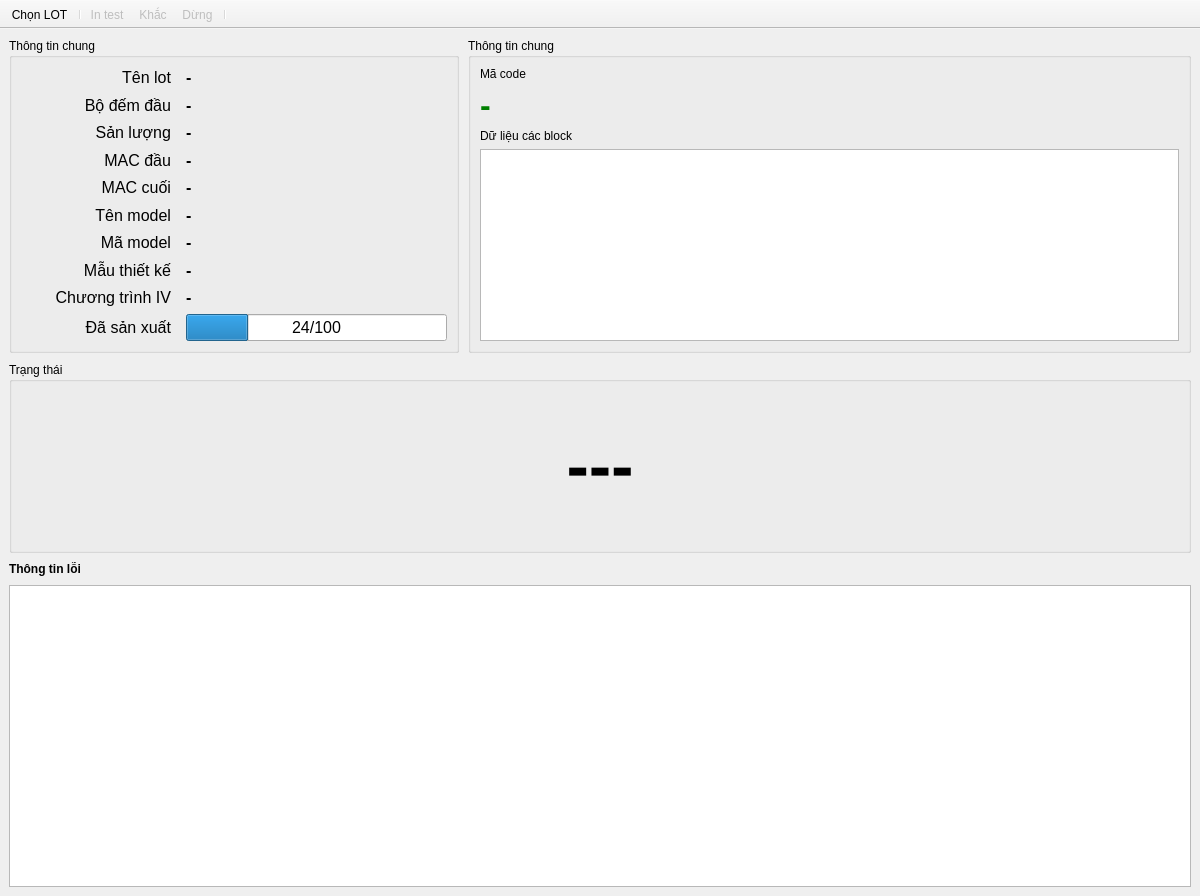
Qt form Sources/HxMarkWindow.ui (VanDuongPCB/desktop-laser-marking-system) before a commit.
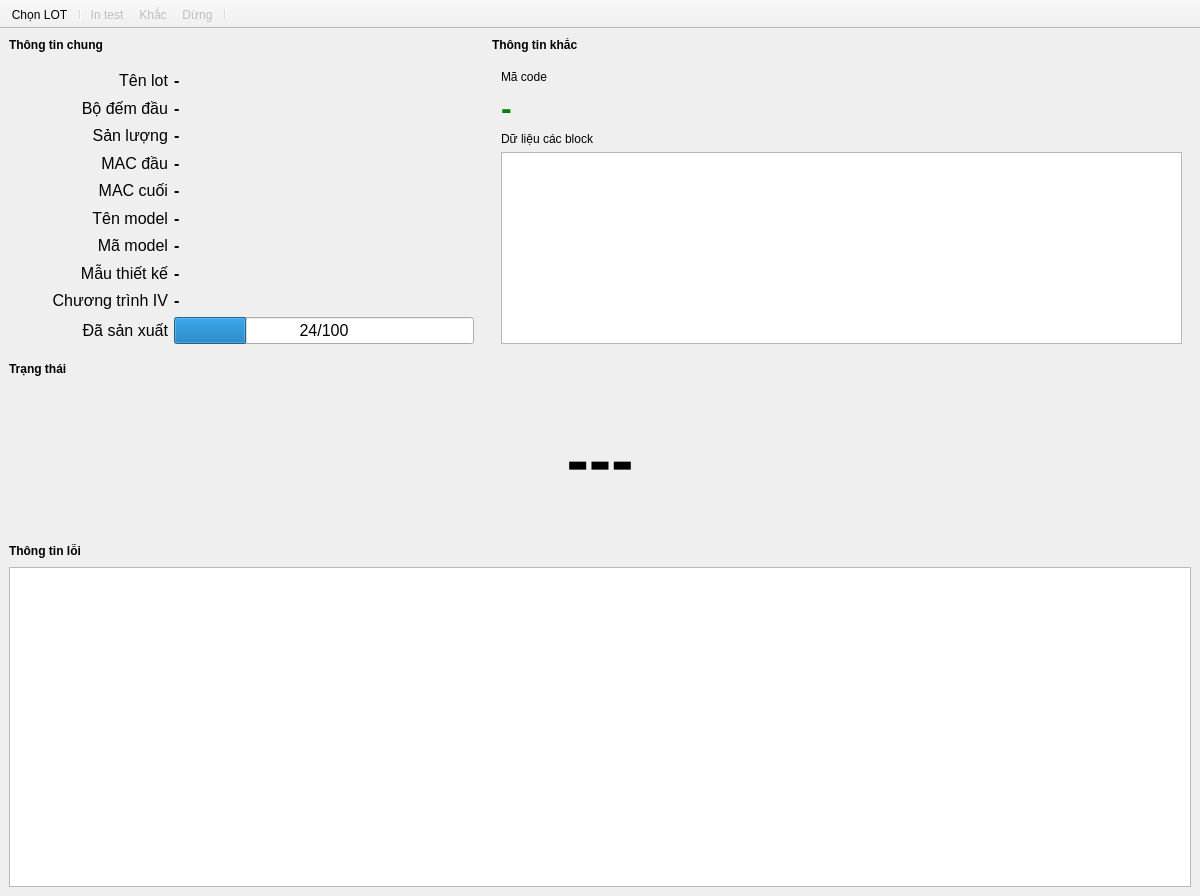
The same form after that commit. Icons and pictures are not drawn. Custom widgets are drawn as their Qt base class.

```diff
--- a/Sources/HxMarkWindow.ui
+++ b/Sources/HxMarkWindow.ui
@@ -30,81 +30,61 @@
     <property name="spacing">
      <number>9</number>
     </property>
-    <item row="2" column="0">
-     <widget class="QLabel" name="label_12">
+    <item row="2" column="0" colspan="2">
+     <widget class="QLabel" name="label_14">
       <property name="font">
        <font>
         <bold>true</bold>
        </font>
       </property>
       <property name="text">
-       <string>Thông tin lỗi</string>
-      </property>
-     </widget>
-    </item>
-    <item row="1" column="0" colspan="2">
-     <widget class="QGroupBox" name="groupBox_4">
-      <property name="title">
        <string>Trạng thái</string>
       </property>
-      <layout class="QGridLayout" name="gridLayout_8">
-       <item row="0" column="0">
-        <widget class="QLabel" name="lblStatus">
-         <property name="minimumSize">
-          <size>
-           <width>0</width>
-           <height>150</height>
-          </size>
-         </property>
-         <property name="font">
-          <font>
-           <pointsize>50</pointsize>
-           <bold>true</bold>
-          </font>
-         </property>
-         <property name="text">
-          <string>---</string>
-         </property>
-         <property name="alignment">
-          <set>Qt::AlignmentFlag::AlignCenter</set>
-         </property>
-        </widget>
-       </item>
-      </layout>
      </widget>
     </item>
-    <item row="0" column="0">
-     <widget class="QGroupBox" name="groupBox">
-      <property name="maximumSize">
-       <size>
-        <width>450</width>
-        <height>16777215</height>
-       </size>
+    <item row="5" column="0" colspan="2">
+     <widget class="HxTableView" name="tbvErrors">
+      <property name="editTriggers">
+       <set>QAbstractItemView::EditTrigger::NoEditTriggers</set>
       </property>
-      <property name="title">
-       <string>Thông tin chung</string>
+      <attribute name="horizontalHeaderMinimumSectionSize">
+       <number>125</number>
+      </attribute>
+      <attribute name="horizontalHeaderStretchLastSection">
+       <bool>true</bool>
+      </attribute>
+      <attribute name="verticalHeaderDefaultSectionSize">
+       <number>24</number>
+      </attribute>
+     </widget>
+    </item>
+    <item row="1" column="0">
+     <widget class="QWidget" name="widget_2" native="true">
+      <property name="sizePolicy">
+       <sizepolicy hsizetype="Fixed" vsizetype="Preferred">
+        <horstretch>0</horstretch>
+        <verstretch>0</verstretch>
+       </sizepolicy>
       </property>
-      <layout class="QGridLayout" name="gridLayout_5">
-       <property name="horizontalSpacing">
-        <number>15</number>
-       </property>
-       <item row="4" column="0">
-        <widget class="QLabel" name="label_5">
+      <layout class="QGridLayout" name="gridLayout_4">
+       <item row="7" column="0">
+        <widget class="QLabel" name="label_6">
          <property name="font">
           <font>
            <pointsize>12</pointsize>
+           <bold>false</bold>
           </font>
          </property>
          <property name="text">
-          <string>MAC cuối</string>
+          <string>Mẫu thiết kế</string>
          </property>
          <property name="alignment">
           <set>Qt::AlignmentFlag::AlignRight|Qt::AlignmentFlag::AlignTrailing|Qt::AlignmentFlag::AlignVCenter</set>
          </property>
         </widget>
        </item>
-       <item row="7" column="1">
-        <widget class="QLabel" name="lblModelName">
+       <item row="1" column="1">
+        <widget class="QLabel" name="lblCounterStart">
          <property name="font">
           <font>
            <pointsize>12</pointsize>
@@ -116,11 +96,12 @@
          </property>
         </widget>
        </item>
-       <item row="8" column="0">
+       <item row="6" column="0">
         <widget class="QLabel" name="label_3">
          <property name="font">
           <font>
            <pointsize>12</pointsize>
+           <bold>false</bold>
           </font>
          </property>
          <property name="text">
@@ -131,23 +112,8 @@
          </property>
         </widget>
        </item>
-       <item row="10" column="0">
-        <widget class="QLabel" name="label_7">
-         <property name="font">
-          <font>
-           <pointsize>12</pointsize>
-          </font>
-         </property>
-         <property name="text">
-          <string>Chương trình IV</string>
-         </property>
-         <property name="alignment">
-          <set>Qt::AlignmentFlag::AlignRight|Qt::AlignmentFlag::AlignTrailing|Qt::AlignmentFlag::AlignVCenter</set>
-         </property>
-        </widget>
-       </item>
        <item row="8" column="1">
-        <widget class="QLabel" name="lblModelCode">
+        <widget class="QLabel" name="lblIVProgram">
          <property name="font">
           <font>
            <pointsize>12</pointsize>
@@ -157,23 +123,50 @@
          <property name="text">
           <string>-</string>
          </property>
+         <property name="alignment">
+          <set>Qt::AlignmentFlag::AlignLeading|Qt::AlignmentFlag::AlignLeft|Qt::AlignmentFlag::AlignVCenter</set>
+         </property>
         </widget>
        </item>
-       <item row="0" column="0">
-        <widget class="QLabel" name="label">
-         <property name="minimumSize">
-          <size>
-           <width>150</width>
-           <height>0</height>
-          </size>
+       <item row="2" column="1">
+        <widget class="QLabel" name="lblQuantity">
+         <property name="font">
+          <font>
+           <pointsize>12</pointsize>
+           <bold>true</bold>
+          </font>
          </property>
+         <property name="text">
+          <string>-</string>
+         </property>
+        </widget>
+       </item>
+       <item row="7" column="1">
+        <widget class="QLabel" name="lblDesign">
          <property name="font">
           <font>
            <pointsize>12</pointsize>
+           <bold>true</bold>
           </font>
          </property>
          <property name="text">
-          <string>Tên lot</string>
+          <string>-</string>
+         </property>
+         <property name="alignment">
+          <set>Qt::AlignmentFlag::AlignLeading|Qt::AlignmentFlag::AlignLeft|Qt::AlignmentFlag::AlignVCenter</set>
+         </property>
+        </widget>
+       </item>
+       <item row="2" column="0">
+        <widget class="QLabel" name="label_11">
+         <property name="font">
+          <font>
+           <pointsize>12</pointsize>
+           <bold>false</bold>
+          </font>
+         </property>
+         <property name="text">
+          <string>Sản lượng</string>
          </property>
          <property name="alignment">
           <set>Qt::AlignmentFlag::AlignRight|Qt::AlignmentFlag::AlignTrailing|Qt::AlignmentFlag::AlignVCenter</set>
@@ -193,8 +186,8 @@
          </property>
         </widget>
        </item>
-       <item row="10" column="1">
-        <widget class="QLabel" name="lblIVProgram">
+       <item row="5" column="1">
+        <widget class="QLabel" name="lblModelName">
          <property name="font">
           <font>
            <pointsize>12</pointsize>
@@ -203,17 +196,57 @@
          </property>
          <property name="text">
           <string>-</string>
+         </property>
+        </widget>
+       </item>
+       <item row="6" column="1">
+        <widget class="QLabel" name="lblModelCode">
+         <property name="font">
+          <font>
+           <pointsize>12</pointsize>
+           <bold>true</bold>
+          </font>
+         </property>
+         <property name="text">
+          <string>-</string>
+         </property>
+        </widget>
+       </item>
+       <item row="3" column="1">
+        <widget class="QLabel" name="lblSerialStart">
+         <property name="font">
+          <font>
+           <pointsize>12</pointsize>
+           <bold>true</bold>
+          </font>
+         </property>
+         <property name="text">
+          <string>-</string>
+         </property>
+        </widget>
+       </item>
+       <item row="4" column="0">
+        <widget class="QLabel" name="label_5">
+         <property name="font">
+          <font>
+           <pointsize>12</pointsize>
+           <bold>false</bold>
+          </font>
+         </property>
+         <property name="text">
+          <string>MAC cuối</string>
          </property>
          <property name="alignment">
-          <set>Qt::AlignmentFlag::AlignLeading|Qt::AlignmentFlag::AlignLeft|Qt::AlignmentFlag::AlignVCenter</set>
+          <set>Qt::AlignmentFlag::AlignRight|Qt::AlignmentFlag::AlignTrailing|Qt::AlignmentFlag::AlignVCenter</set>
          </property>
         </widget>
        </item>
-       <item row="7" column="0">
+       <item row="5" column="0">
         <widget class="QLabel" name="label_2">
          <property name="font">
           <font>
            <pointsize>12</pointsize>
+           <bold>false</bold>
           </font>
          </property>
          <property name="text">
@@ -224,11 +257,50 @@
          </property>
         </widget>
        </item>
+       <item row="1" column="0">
+        <widget class="QLabel" name="label_13">
+         <property name="font">
+          <font>
+           <pointsize>12</pointsize>
+           <bold>false</bold>
+          </font>
+         </property>
+         <property name="text">
+          <string>Bộ đếm đầu</string>
+         </property>
+         <property name="alignment">
+          <set>Qt::AlignmentFlag::AlignRight|Qt::AlignmentFlag::AlignTrailing|Qt::AlignmentFlag::AlignVCenter</set>
+         </property>
+        </widget>
+       </item>
+       <item row="0" column="0">
+        <widget class="QLabel" name="label">
+         <property name="minimumSize">
+          <size>
+           <width>150</width>
+           <height>0</height>
+          </size>
+         </property>
+         <property name="font">
+          <font>
+           <pointsize>12</pointsize>
+           <bold>false</bold>
+          </font>
+         </property>
+         <property name="text">
+          <string>Tên lot</string>
+         </property>
+         <property name="alignment">
+          <set>Qt::AlignmentFlag::AlignRight|Qt::AlignmentFlag::AlignTrailing|Qt::AlignmentFlag::AlignVCenter</set>
+         </property>
+        </widget>
+       </item>
        <item row="3" column="0">
         <widget class="QLabel" name="label_4">
          <property name="font">
           <font>
            <pointsize>12</pointsize>
+           <bold>false</bold>
           </font>
          </property>
          <property name="text">
@@ -258,51 +330,23 @@
          </property>
         </widget>
        </item>
+       <item row="8" column="0">
+        <widget class="QLabel" name="label_7">
+         <property name="font">
+          <font>
+           <pointsize>12</pointsize>
+           <bold>false</bold>
+          </font>
+         </property>
+         <property name="text">
+          <string>Chương trình IV</string>
+         </property>
+         <property name="alignment">
+          <set>Qt::AlignmentFlag::AlignRight|Qt::AlignmentFlag::AlignTrailing|Qt::AlignmentFlag::AlignVCenter</set>
+         </property>
+        </widget>
+       </item>
        <item row="9" column="0">
-        <widget class="QLabel" name="label_6">
-         <property name="font">
-          <font>
-           <pointsize>12</pointsize>
-          </font>
-         </property>
-         <property name="text">
-          <string>Mẫu thiết kế</string>
-         </property>
-         <property name="alignment">
-          <set>Qt::AlignmentFlag::AlignRight|Qt::AlignmentFlag::AlignTrailing|Qt::AlignmentFlag::AlignVCenter</set>
-         </property>
-        </widget>
-       </item>
-       <item row="3" column="1">
-        <widget class="QLabel" name="lblSerialStart">
-         <property name="font">
-          <font>
-           <pointsize>12</pointsize>
-           <bold>true</bold>
-          </font>
-         </property>
-         <property name="text">
-          <string>-</string>
-         </property>
-        </widget>
-       </item>
-       <item row="9" column="1">
-        <widget class="QLabel" name="lblDesign">
-         <property name="font">
-          <font>
-           <pointsize>12</pointsize>
-           <bold>true</bold>
-          </font>
-         </property>
-         <property name="text">
-          <string>-</string>
-         </property>
-         <property name="alignment">
-          <set>Qt::AlignmentFlag::AlignLeading|Qt::AlignmentFlag::AlignLeft|Qt::AlignmentFlag::AlignVCenter</set>
-         </property>
-        </widget>
-       </item>
-       <item row="11" column="0">
         <widget class="QLabel" name="label_10">
          <property name="minimumSize">
           <size>
@@ -313,6 +357,7 @@
          <property name="font">
           <font>
            <pointsize>12</pointsize>
+           <bold>false</bold>
           </font>
          </property>
          <property name="text">
@@ -323,11 +368,12 @@
          </property>
         </widget>
        </item>
-       <item row="11" column="1">
+       <item row="9" column="1">
         <widget class="QProgressBar" name="pgbProgress">
          <property name="font">
           <font>
            <pointsize>12</pointsize>
+           <bold>false</bold>
           </font>
          </property>
          <property name="value">
@@ -344,82 +390,38 @@
          </property>
         </widget>
        </item>
-       <item row="1" column="0">
-        <widget class="QLabel" name="label_13">
-         <property name="font">
-          <font>
-           <pointsize>12</pointsize>
-          </font>
-         </property>
-         <property name="text">
-          <string>Bộ đếm đầu</string>
-         </property>
-         <property name="alignment">
-          <set>Qt::AlignmentFlag::AlignRight|Qt::AlignmentFlag::AlignTrailing|Qt::AlignmentFlag::AlignVCenter</set>
-         </property>
-        </widget>
-       </item>
-       <item row="1" column="1">
-        <widget class="QLabel" name="lblCounterStart">
-         <property name="font">
-          <font>
-           <pointsize>12</pointsize>
-           <bold>true</bold>
-          </font>
-         </property>
-         <property name="text">
-          <string>-</string>
-         </property>
-        </widget>
-       </item>
-       <item row="2" column="0">
-        <widget class="QLabel" name="label_11">
-         <property name="font">
-          <font>
-           <pointsize>12</pointsize>
-          </font>
-         </property>
-         <property name="text">
-          <string>Sản lượng</string>
-         </property>
-         <property name="alignment">
-          <set>Qt::AlignmentFlag::AlignRight|Qt::AlignmentFlag::AlignTrailing|Qt::AlignmentFlag::AlignVCenter</set>
-         </property>
-        </widget>
-       </item>
-       <item row="2" column="1">
-        <widget class="QLabel" name="lblQuantity">
-         <property name="font">
-          <font>
-           <pointsize>12</pointsize>
-           <bold>true</bold>
-          </font>
-         </property>
-         <property name="text">
-          <string>-</string>
-         </property>
-        </widget>
-       </item>
       </layout>
      </widget>
     </item>
-    <item row="0" column="1">
-     <widget class="QGroupBox" name="groupBox_3">
-      <property name="title">
-       <string>Thông tin chung</string>
+    <item row="1" column="1">
+     <widget class="QWidget" name="widget" native="true">
+      <property name="sizePolicy">
+       <sizepolicy hsizetype="Expanding" vsizetype="Preferred">
+        <horstretch>0</horstretch>
+        <verstretch>0</verstretch>
+       </sizepolicy>
       </property>
-      <layout class="QGridLayout" name="gridLayout_6">
-       <item row="0" column="0">
-        <widget class="QLabel" name="label_8">
-         <property name="text">
-          <string>Mã code</string>
+      <property name="minimumSize">
+       <size>
+        <width>0</width>
+        <height>53</height>
+       </size>
+      </property>
+      <layout class="QGridLayout" name="gridLayout_3">
+       <item row="1" column="0" colspan="2">
+        <widget class="QLabel" name="lblBarcode">
+         <property name="font">
+          <font>
+           <pointsize>-1</pointsize>
+           <bold>true</bold>
+          </font>
          </property>
-        </widget>
-       </item>
-       <item row="2" column="0">
-        <widget class="QLabel" name="label_9">
+         <property name="styleSheet">
+          <string notr="true">color:green;
+font-size:32px;</string>
+         </property>
          <property name="text">
-          <string>Dữ liệu các block</string>
+          <string>-</string>
          </property>
         </widget>
        </item>
@@ -439,6 +441,13 @@
          </property>
         </widget>
        </item>
+       <item row="0" column="0">
+        <widget class="QLabel" name="label_8">
+         <property name="text">
+          <string>Mã code</string>
+         </property>
+        </widget>
+       </item>
        <item row="3" column="0" colspan="2">
         <widget class="HxTableView" name="tbvBlocks">
          <property name="sizePolicy">
@@ -466,37 +475,72 @@
          </attribute>
         </widget>
        </item>
-       <item row="1" column="0" colspan="2">
-        <widget class="QLabel" name="lblBarcode">
-         <property name="font">
-          <font>
-           <pointsize>-1</pointsize>
-           <bold>true</bold>
-          </font>
-         </property>
-         <property name="styleSheet">
-          <string notr="true">color:green;
-font-size:32px;</string>
-         </property>
+       <item row="2" column="0" colspan="2">
+        <widget class="QLabel" name="label_9">
          <property name="text">
-          <string>-</string>
+          <string>Dữ liệu các block</string>
          </property>
         </widget>
        </item>
       </layout>
      </widget>
     </item>
+    <item row="4" column="0">
+     <widget class="QLabel" name="label_12">
+      <property name="font">
+       <font>
+        <bold>true</bold>
+       </font>
+      </property>
+      <property name="text">
+       <string>Thông tin lỗi</string>
+      </property>
+     </widget>
+    </item>
     <item row="3" column="0" colspan="2">
-     <widget class="HxTableView" name="tbvErrors">
-      <property name="editTriggers">
-       <set>QAbstractItemView::EditTrigger::NoEditTriggers</set>
+     <widget class="QLabel" name="lblStatus">
+      <property name="minimumSize">
+       <size>
+        <width>0</width>
+        <height>150</height>
+       </size>
       </property>
-      <attribute name="horizontalHeaderMinimumSectionSize">
-       <number>125</number>
-      </attribute>
-      <attribute name="horizontalHeaderStretchLastSection">
-       <bool>true</bool>
-      </attribute>
+      <property name="font">
+       <font>
+        <pointsize>50</pointsize>
+        <bold>true</bold>
+       </font>
+      </property>
+      <property name="text">
+       <string>---</string>
+      </property>
+      <property name="alignment">
+       <set>Qt::AlignmentFlag::AlignCenter</set>
+      </property>
+     </widget>
+    </item>
+    <item row="0" column="1">
+     <widget class="QLabel" name="label_16">
+      <property name="font">
+       <font>
+        <bold>true</bold>
+       </font>
+      </property>
+      <property name="text">
+       <string>Thông tin khắc</string>
+      </property>
+     </widget>
+    </item>
+    <item row="0" column="0">
+     <widget class="QLabel" name="label_15">
+      <property name="font">
+       <font>
+        <bold>true</bold>
+       </font>
+      </property>
+      <property name="text">
+       <string>Thông tin chung</string>
+      </property>
      </widget>
     </item>
    </layout>
```
